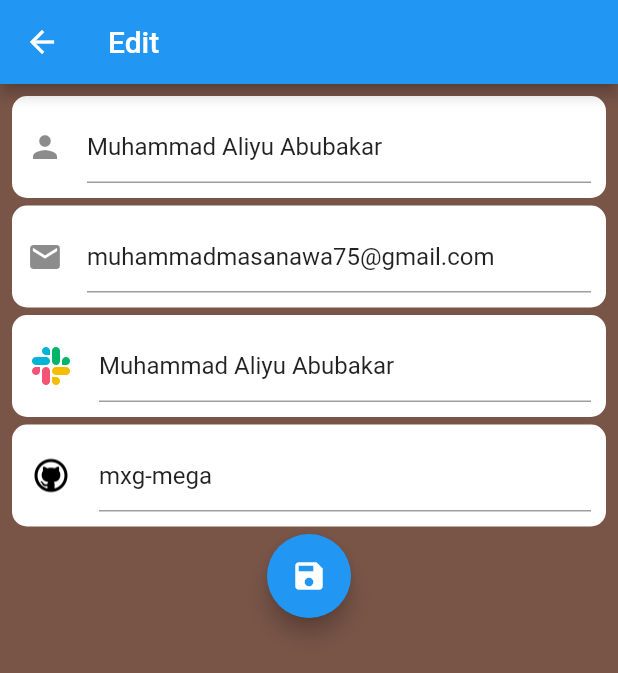
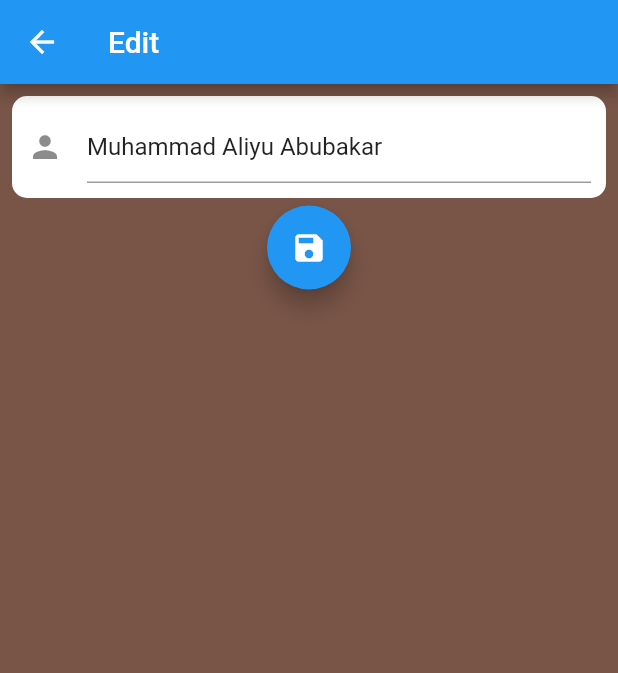
Before and after one commit to mxg-mega/cv_app, a Flutter app: the screen it shows after launch, after a tap on "Edit", on a phone screen of 412 x 824 dp. Shown: the top 673 px of the screen. Run offline on Flutter 3.47's test engine with Material 2 defaults, Android fonts, the phone set to English and light mode, and no system bars; missing offline and left inert: dart:ffi.

```diff
--- a/lib/edit_page.dart
+++ b/lib/edit_page.dart
@@ -3,18 +3,10 @@ import 'dart:ffi';
 import 'package:flutter/material.dart';
 import 'package:cv_app/preview_page.dart';
 
-class EditScreen extends StatelessWidget {
-  EditScreen({Key? key}) : super(key: key);
-
-  @override
-  Widget build(BuildContext context) {
-    return EditPage();
-  }
-}
-
 class EditPage extends StatefulWidget {
-  EditPage({super.key});
-  _EditPageState info = _EditPageState();
+  final String initialName;
+  final Function(String) updateName;
+  EditPage({super.key, required this.initialName, required this.updateName});
   @override
   State<EditPage> createState() => _EditPageState();
 }
@@ -22,71 +14,85 @@ class EditPage extends StatefulWidget {
 class _EditPageState extends State<EditPage> {
   final GlobalKey<FormState> _formKey = GlobalKey<FormState>();
 
-  TextEditingController nameController = TextEditingController();
-  TextEditingController emailController = TextEditingController();
-  TextEditingController slackUserNameController = TextEditingController();
-  TextEditingController gitHubUserNameController = TextEditingController();
+  final nameController = TextEditingController();
+  // TextEditingController emailController = TextEditingController();
+  // TextEditingController slackUserNameController = TextEditingController();
+  // TextEditingController gitHubUserNameController = TextEditingController();
 
-  String fullName = 'Muhammad Aliyu Abubakar';
-  String email = 'muhammadmasanawa75@gmail.com';
-  String slack = 'Muhammad Aliyu Abubakar';
-  String githubUsername = 'mxg-mega';
+  // String fullName = 'Muhammad Aliyu Abubakar';
+  // String email = 'muhammadmasanawa75@gmail.com';
+  // String slack = 'Muhammad Aliyu Abubakar';
+  // String githubUsername = 'mxg-mega';
+
+  // var fullName = 'Muhammad';
+  // var email;
+  // var slack;
+  // var githubUsername;
 
   @override
   void initState() {
+
+    // emailController.text = 'muhammadmasanawa75@gmail.com';
+    // slackUserNameController.text = 'Muhammad Aliyu Abubakar';
+    // gitHubUserNameController.text = 'mxg-mega';
+    nameController.text = widget.initialName;
     super.initState();
-    nameController.text = 'Muhammad Aliyu Abubakar';
-    emailController.text = 'muhammadmasanawa75@gmail.com';
-    slackUserNameController.text = 'Muhammad Aliyu Abubakar';
-    gitHubUserNameController.text = 'mxg-mega';
-    nameController.addListener(sync);
-    emailController.addListener(sync);
-    slackUserNameController.addListener(sync);
-    gitHubUserNameController.addListener(sync);
+    // nameController.addListener(_syncName);
+    // emailController.addListener(sync);
+    // slackUserNameController.addListener(sync);
+    // gitHubUserNameController.addListener(sync);
   }
 
+
+  @override
+  void dispose() {
+    nameController.dispose();
+    super.dispose();
+  }
   // String getName(){
   //   fullName = nameController.text;
   //   return fullName;
   // }
 
-  void sync(){
-    fullName = nameController.text;
-    email = emailController.text;
-    slack = slackUserNameController.text;
-    githubUsername = gitHubUserNameController.text;
-  }
+  // List<String> sync(){
+  //
+  //     return info;
+  //
+  // }
 
-  Container infoField(
-      TextEditingController infoValue, Widget infoIcon, String hint) {
-    return Container(
-      decoration: BoxDecoration(
-          color: Colors.white, borderRadius: BorderRadius.circular(10.0)),
-      child: Padding(
-        padding: const EdgeInsets.all(10.0),
-        child: TextFormField(
-          controller: infoValue,
-          decoration: InputDecoration(
-            hintText: hint,
-            icon: infoIcon,
-          ),
-        ),
-      ),
-    );
-  }
+  // TextEditingController infoValue,
+  // controller: infoValue,
 
-  Widget page(){
-    sync();
-    return Text(nameController.text);
-  }
+  // Container infoField(
+  //     Widget infoIcon, String hint) {
+  //   return Container(
+  //     decoration: BoxDecoration(
+  //         color: Colors.white, borderRadius: BorderRadius.circular(10.0)),
+  //     child: Padding(
+  //       padding: const EdgeInsets.all(10.0),
+  //       child: TextFormField(
+  //         decoration: InputDecoration(
+  //           hintText: hint,
+  //           icon: infoIcon,
+  //         ),
+  //       ),
+  //     ),
+  //   );
+  // }
 
-  @override
-  void dispose() {
-    nameController.dispose();
-    emailController.dispose();
-    slackUserNameController.dispose();
-    gitHubUserNameController.dispose();
-    super.dispose();
+  // @override
+  // void dispose() {
+  //   nameController.dispose();
+  //   emailController.dispose();
+  //   slackUserNameController.dispose();
+  //   gitHubUserNameController.dispose();
+  //   super.dispose();
+  // }
+
+  void onSaveChanges(){
+    String editedData = nameController.text;
+    widget.updateName(editedData);
+    Navigator.pop(context);
   }
 
   @override
@@ -103,39 +109,56 @@ class _EditPageState extends State<EditPage> {
             key: _formKey,
             child: Column(
               children: [
-                infoField(
-                    nameController, const Icon(Icons.person), 'Full Name'),
-                SizedBox(
-                  height: 5.0,
+                Container(
+                  decoration: BoxDecoration(
+                      color: Colors.white, borderRadius: BorderRadius.circular(10.0)),
+                  child: Padding(
+                    padding: const EdgeInsets.all(10.0),
+                    child: TextFormField(
+                      controller: nameController,
+                      decoration: InputDecoration(
+                        hintText: 'Full Name',
+                        icon: const Icon(Icons.person),
+                      ),
+                    ),
+                  ),
                 ),
-                infoField(
-                    emailController, const Icon(Icons.mail), 'Email Address'),
-                SizedBox(
-                  height: 5.0,
-                ),
-                infoField(
-                    slackUserNameController,
-                    Image.asset(
-                      'assets/icons8-slack-48.png',
-                      scale: 1.5,
-                    ),
-                    'Slack Username'),
-                SizedBox(
-                  height: 5.0,
-                ),
-                infoField(
-                    gitHubUserNameController,
-                    Image.asset(
-                      'assets/icons8-github-48.png',
-                      scale: 1.5,
-                    ),
-                    'GitHub Username'),
+                // infoField(
+                //     // nameController,
+                //     const Icon(Icons.person),
+                //     'Full Name',
+                // ),
+                // SizedBox(
+                //   height: 5.0,
+                // ),
+                // infoField(
+                //     emailController, const Icon(Icons.mail), 'Email Address', ),
+                // SizedBox(
+                //   height: 5.0,
+                // ),
+                // infoField(
+                //     slackUserNameController,
+                //     Image.asset(
+                //       'assets/icons8-slack-48.png',
+                //       scale: 1.5,
+                //     ),
+                //     'Slack Username'),
+                // SizedBox(
+                //   height: 5.0,
+                // ),
+                // infoField(
+                //     gitHubUserNameController,
+                //     Image.asset(
+                //       'assets/icons8-github-48.png',
+                //       scale: 1.5,
+                //     ),
+                //     'GitHub Username'),
                 SizedBox(
                   height: 5.0,
                 ),
                 FloatingActionButton(
                   onPressed: (){
-                    Navigator.pop(context);
+                   onSaveChanges();
                   },
                   child: Icon(Icons.save),
                 )
--- a/lib/main.dart
+++ b/lib/main.dart
@@ -9,16 +9,14 @@ void main() {
 class MyApp extends StatelessWidget {
   const MyApp({super.key});
 
-
-
   @override
   Widget build(BuildContext context) {
     return MaterialApp(
       title: 'CV App',
       initialRoute: '/pv',
       routes: {
-        '/pv': (context) =>  PreView(),
-        '/edit': (context) => EditScreen(),
+        '/pv': (context) =>  const PreViewPage(),
+        // '/edit': (context) => EditScreen(),
       },
     );
   }
--- a/lib/preview_page.dart
+++ b/lib/preview_page.dart
@@ -1,54 +1,58 @@
 import 'package:cv_app/edit_page.dart';
 import 'package:flutter/material.dart';
 
-class PreView extends StatefulWidget {
+class PreViewPage extends StatefulWidget {
+  const PreViewPage({Key? key}) : super(key: key);
 
   @override
-  State<PreView> createState() => _PreViewState();
+  State<PreViewPage> createState() => _PreViewPageState();
 }
 
-class _PreViewState extends State<PreView> {
-  EditPage info = EditPage();
+class _PreViewPageState extends State<PreViewPage> {
+  String initialName = 'Muhammad Aliyu Abubakar';
+
+  void syncName(String newName) {
+    setState(() {
+      initialName = newName;
+    });
+  }
+
   @override
   Widget build(BuildContext context) {
     return SafeArea(
       child: Scaffold(
+        backgroundColor: Colors.brown,
         appBar: AppBar(
           title: Text('PreView'),
         ),
-        body: Container(
+        body: Column(
+          children: [
+            Container(
               decoration: BoxDecoration(
                 color: Colors.white,
               ),
               child: Column(
                 children: [
-              info.info.page(),
+                  Text('$initialName', style: TextStyle(fontSize: 30),),
+                ],
+              ),
+            ),
             ElevatedButton(
                 onPressed: () {
-                    Navigator.pushNamed(context, '/edit');
+                  Navigator.push(
+                    context,
+                    MaterialPageRoute(
+                      builder: (context) => EditPage(
+                        initialName: initialName,
+                        updateName: syncName,
+                      ),
+                    ),
+                  );
                 },
-                  child: Text('Edit'))
-
+                child: Text('Edit'),),
           ],
-          ),
         ),
       ),
     );
   }
 }
-
-
-
-class PreviewInfo extends StatefulWidget {
-  const PreviewInfo({Key? key}) : super(key: key);
-
-  @override
-  State<PreviewInfo> createState() => _PreviewInfoState();
-}
-
-class _PreviewInfoState extends State<PreviewInfo> {
-  @override
-  Widget build(BuildContext context) {
-    return const Placeholder();
-  }
-}
```
Lines whose indentation alone changed are shown as unchanged.
